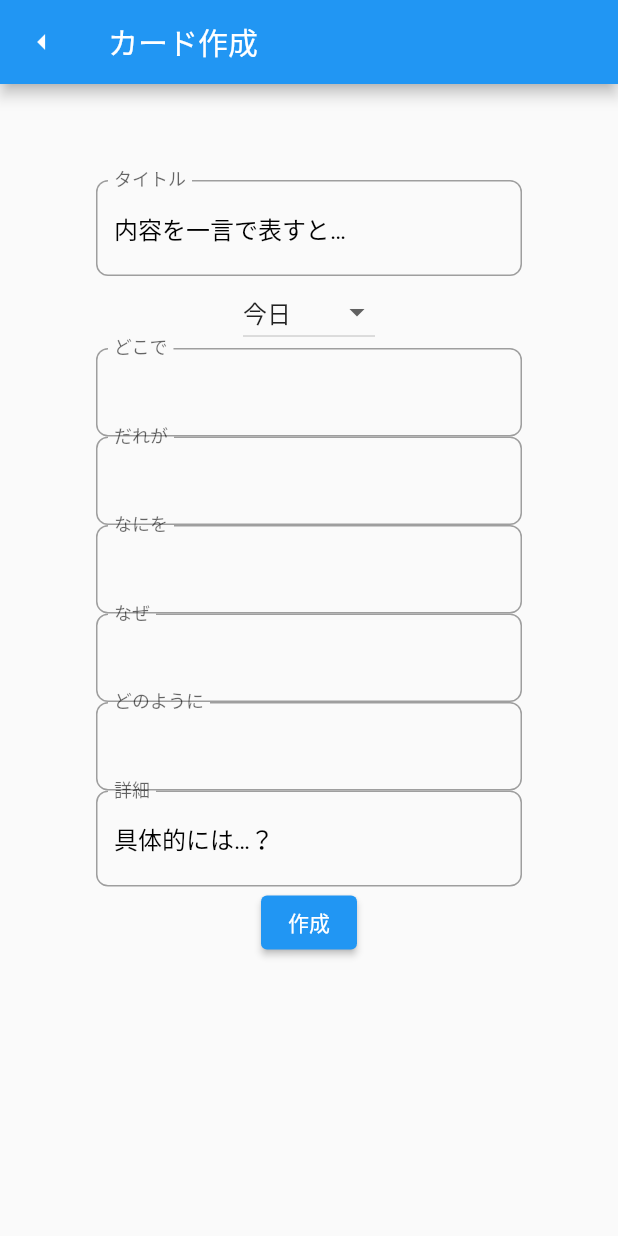
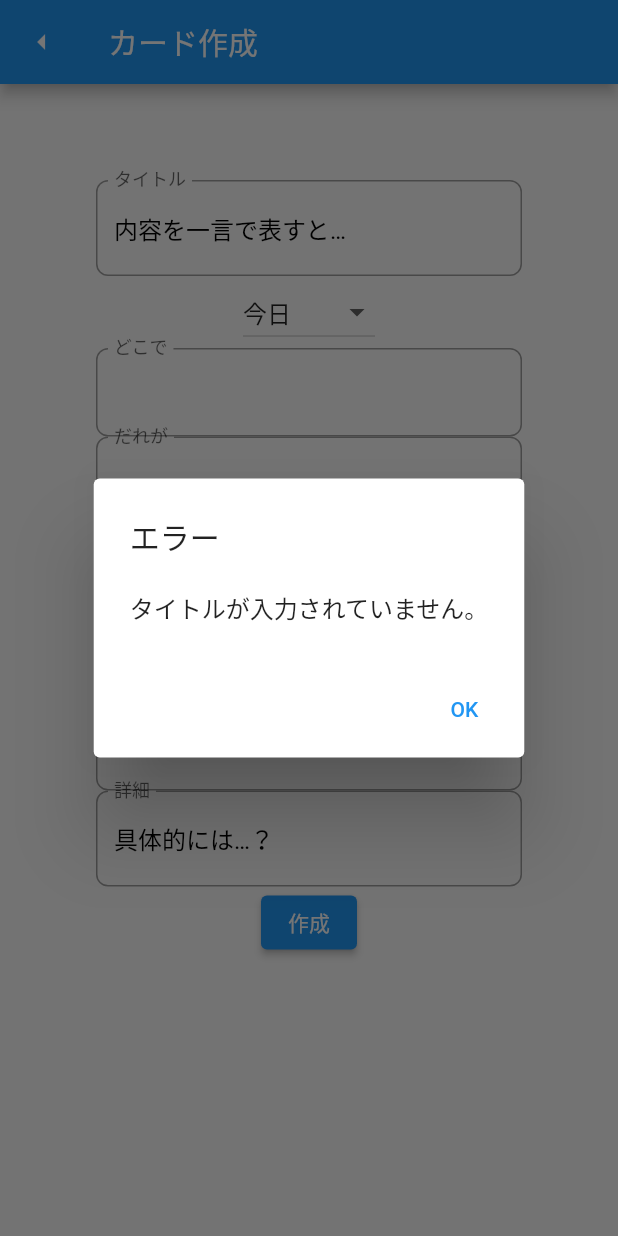
Before and after one commit to nmskm240/conversation_deck, a Flutter app: the CardMakePage screen opened directly, after a tap on "作成", on a phone screen of 412 x 824 dp. Run offline on Flutter 3.47's test engine with Material 2 defaults, Android fonts, the phone set to English and light mode, and no system bars; our stand-ins replace sqflite; accounts and stored records are empty.

Commit message:
タイトル欄か空欄の場合、カードを作成できないように変更

```diff
--- a/lib/Pages/CardMakePage.dart
+++ b/lib/Pages/CardMakePage.dart
@@ -1,9 +1,7 @@
-import 'dart:convert';
-
-import 'package:conversation_deck/Time.dart';
 import 'package:flutter/cupertino.dart';
 import 'package:flutter/material.dart';
-
+import '../CardDatabase.dart';
+import '../Time.dart';
 import '../LabeledTextField.dart';
 import '../TalkCard.dart';
 import '../TalkDetail.dart';
@@ -44,7 +42,7 @@ class _CardMakePageState extends State<CardMakePage> {
                 value: _talkDetail.when,
                 onChanged: (Time? newValue) {
                   setState(() {
-                    _talkDetail.when = newValue??Time.Today;
+                    _talkDetail.when = newValue ?? Time.Today;
                   });
                 },
                 items: Time.values.map((Time type) {
@@ -87,7 +85,28 @@ class _CardMakePageState extends State<CardMakePage> {
               ElevatedButton(
                 child: Text('作成'),
                 onPressed: () {
-                  var card = new TalkCard(_title, _talkDetail);
+                  if (_title.isEmpty) {
+                    showDialog(
+                      context: context,
+                      builder: (_) {
+                        return AlertDialog(
+                          title: Text("エラー"),
+                          content: Text("タイトルが入力されていません。"),
+                          actions: <Widget>[
+                            TextButton(
+                              child: Text("OK"),
+                              onPressed: () => {
+                                Navigator.pop(context),
+                              },
+                            ),
+                          ],
+                        );
+                      },
+                    );
+                  } else {
+                    var card = new TalkCard(_title, _talkDetail);
+                    CardDatabase.instance.insert(card);
+                  }
                 },
               ),
             ],
```
